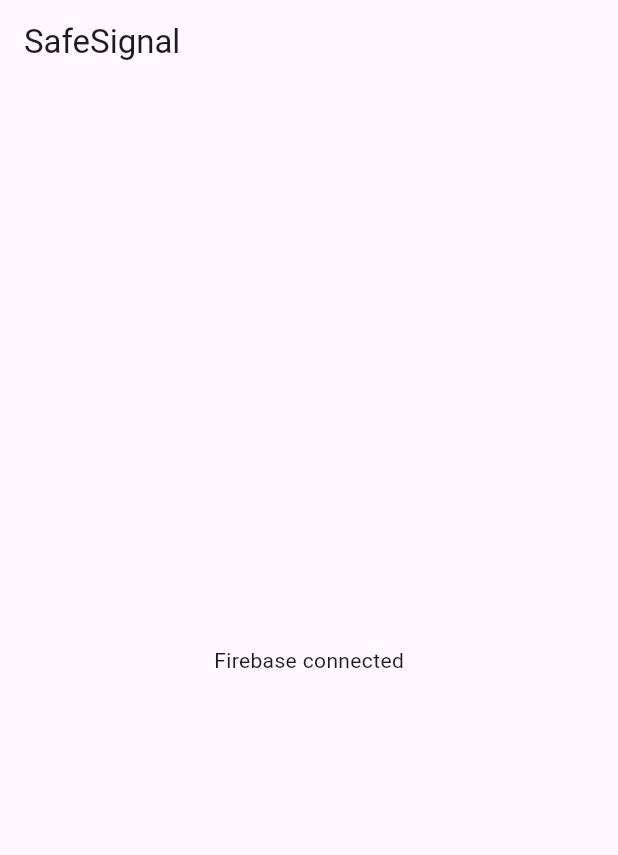
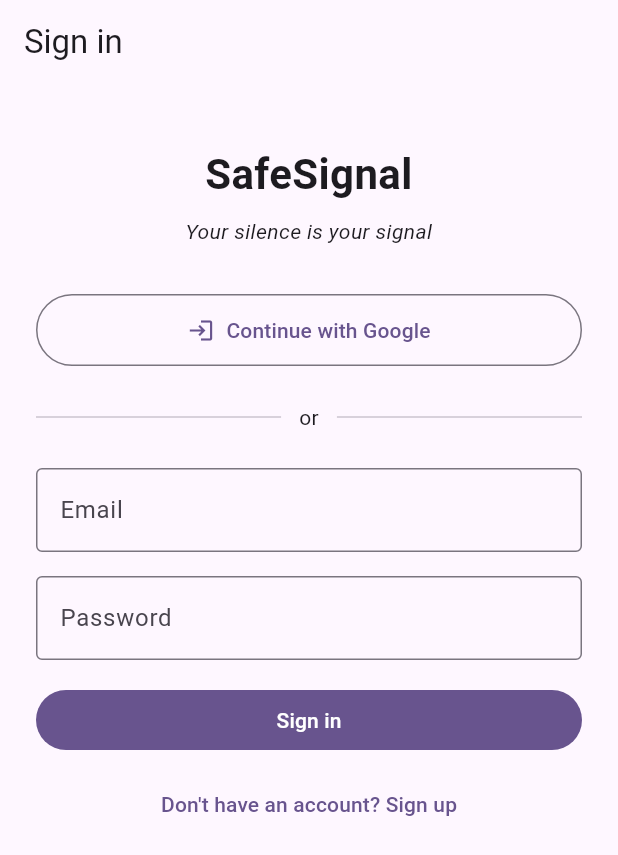
Before and after one commit to thembu/safeSignal, a Flutter app: the screen it shows after launch, on a phone screen of 412 x 824 dp. Shown: the top 855 px of the screen. Run offline on Flutter 3.47's test engine with Material 3 defaults, Android fonts, the phone set to English and light mode, and no system bars; our stand-ins replace firebase_auth, firebase_core, google_sign_in; accounts and stored records are empty.

Commit message:
auth workflow

```diff
--- a/lib/main.dart
+++ b/lib/main.dart
@@ -1,17 +1,23 @@
 import 'package:flutter/material.dart';
 import 'package:firebase_core/firebase_core.dart';
+
 import 'firebase_options.dart';
+import 'services/auth_service.dart';
+import 'ui/auth_gate.dart';
 
 void main() async {
   WidgetsFlutterBinding.ensureInitialized();
   await Firebase.initializeApp(
     options: DefaultFirebaseOptions.currentPlatform,
   );
-  runApp(const MyApp());
+  await AuthService.initialize();
+  runApp(MyApp(authService: AuthService()));
 }
 
 class MyApp extends StatelessWidget {
-  const MyApp({super.key});
+  final AuthService authService;
+
+  const MyApp({super.key, required this.authService});
 
   @override
   Widget build(BuildContext context) {
@@ -19,13 +25,9 @@ class MyApp extends StatelessWidget {
       title: 'SafeSignal',
       theme: ThemeData(
         colorScheme: ColorScheme.fromSeed(seedColor: Colors.deepPurple),
+        useMaterial3: true,
       ),
-      home: Scaffold(
-        appBar: AppBar(title: const Text('SafeSignal')),
-        body: const Center(
-          child: Text('Firebase connected'),
-        ),
-      ),
+      home: AuthGate(authService: authService),
     );
   }
 }
--- /dev/null
+++ b/lib/models/user.dart
@@ -0,0 +1,14 @@
+/// Domain-level user, decoupled from Firebase types.
+class User {
+  final String uid;
+  final String? email;
+  final String? displayName;
+  final String? photoUrl;
+
+  const User({
+    required this.uid,
+    this.email,
+    this.displayName,
+    this.photoUrl,
+  });
+}
--- /dev/null
+++ b/lib/services/auth_service.dart
@@ -0,0 +1,57 @@
+import 'package:firebase_auth/firebase_auth.dart' as fb;
+import 'package:google_sign_in/google_sign_in.dart';
+
+import '../models/user.dart';
+
+/// Wraps FirebaseAuth + GoogleSignIn so the UI never touches SDK types.
+class AuthService {
+  final fb.FirebaseAuth _auth = fb.FirebaseAuth.instance;
+
+  /// Call once at app startup (from main).
+  static Future<void> initialize() async {
+    await GoogleSignIn.instance.initialize();
+  }
+
+  /// Stream of the currently signed-in user, or null when signed out.
+  Stream<User?> get authStateChanges =>
+      _auth.authStateChanges().map(_mapUser);
+
+  User? get currentUser => _mapUser(_auth.currentUser);
+
+  Future<void> signInWithEmail({
+    required String email,
+    required String password,
+  }) async {
+    await _auth.signInWithEmailAndPassword(email: email, password: password);
+  }
+
+  Future<void> signUpWithEmail({
+    required String email,
+    required String password,
+  }) async {
+    await _auth.createUserWithEmailAndPassword(
+        email: email, password: password);
+  }
+
+  Future<void> signInWithGoogle() async {
+    final account = await GoogleSignIn.instance.authenticate();
+    final auth = account.authentication;
+    final credential = fb.GoogleAuthProvider.credential(idToken: auth.idToken);
+    await _auth.signInWithCredential(credential);
+  }
+
+  Future<void> signOut() async {
+    await GoogleSignIn.instance.signOut();
+    await _auth.signOut();
+  }
+
+  User? _mapUser(fb.User? user) {
+    if (user == null) return null;
+    return User(
+      uid: user.uid,
+      email: user.email,
+      displayName: user.displayName,
+      photoUrl: user.photoURL,
+    );
+  }
+}
--- /dev/null
+++ b/lib/ui/auth_gate.dart
@@ -0,0 +1,30 @@
+import 'package:flutter/material.dart';
+
+import '../models/user.dart';
+import '../services/auth_service.dart';
+import 'screens/auth_screen.dart';
+import 'screens/home_screen.dart';
+
+class AuthGate extends StatelessWidget {
+  final AuthService authService;
+
+  const AuthGate({super.key, required this.authService});
+
+  @override
+  Widget build(BuildContext context) {
+    return StreamBuilder<User?>(
+      stream: authService.authStateChanges,
+      builder: (context, snapshot) {
+        if (snapshot.connectionState == ConnectionState.waiting) {
+          return const Scaffold(
+            body: Center(child: CircularProgressIndicator()),
+          );
+        }
+        if (snapshot.hasData) {
+          return HomeScreen(authService: authService, user: snapshot.data!);
+        }
+        return AuthScreen(authService: authService);
+      },
+    );
+  }
+}
--- /dev/null
+++ b/lib/ui/screens/auth_screen.dart
@@ -0,0 +1,159 @@
+import 'package:flutter/material.dart';
+import 'package:firebase_auth/firebase_auth.dart' as fb;
+import 'package:google_sign_in/google_sign_in.dart';
+
+import '../../services/auth_service.dart';
+
+class AuthScreen extends StatefulWidget {
+  final AuthService authService;
+
+  const AuthScreen({super.key, required this.authService});
+
+  @override
+  State<AuthScreen> createState() => _AuthScreenState();
+}
+
+class _AuthScreenState extends State<AuthScreen> {
+  final _formKey = GlobalKey<FormState>();
+  final _emailController = TextEditingController();
+  final _passwordController = TextEditingController();
+
+  bool _isSignUp = false;
+  bool _isLoading = false;
+  String? _errorMessage;
+
+  @override
+  void dispose() {
+    _emailController.dispose();
+    _passwordController.dispose();
+    super.dispose();
+  }
+
+  Future<void> _runAuth(Future<void> Function() action) async {
+    setState(() {
+      _isLoading = true;
+      _errorMessage = null;
+    });
+    try {
+      await action();
+    } on fb.FirebaseAuthException catch (e) {
+      setState(() => _errorMessage = e.message ?? 'Authentication failed');
+    } on GoogleSignInException catch (e) {
+      if (e.code != GoogleSignInExceptionCode.canceled) {
+        setState(() => _errorMessage = 'Google sign-in failed: ${e.code.name}');
+      }
+    } catch (e) {
+      setState(() => _errorMessage = 'Something went wrong: $e');
+    } finally {
+      if (mounted) setState(() => _isLoading = false);
+    }
+  }
+
+  Future<void> _submitEmailPassword() async {
+    if (!_formKey.currentState!.validate()) return;
+    final email = _emailController.text.trim();
+    final password = _passwordController.text;
+    await _runAuth(() => _isSignUp
+        ? widget.authService.signUpWithEmail(email: email, password: password)
+        : widget.authService.signInWithEmail(email: email, password: password));
+  }
+
+  Future<void> _signInWithGoogle() =>
+      _runAuth(widget.authService.signInWithGoogle);
+
+  @override
+  Widget build(BuildContext context) {
+    return Scaffold(
+      appBar: AppBar(title: Text(_isSignUp ? 'Create account' : 'Sign in')),
+      body: SingleChildScrollView(
+        padding: const EdgeInsets.all(24.0),
+        child: Form(
+          key: _formKey,
+          child: Column(
+            crossAxisAlignment: CrossAxisAlignment.stretch,
+            children: [
+              const SizedBox(height: 16),
+              const Text('SafeSignal',
+                  textAlign: TextAlign.center,
+                  style:
+                  TextStyle(fontSize: 28, fontWeight: FontWeight.bold)),
+              const SizedBox(height: 8),
+              const Text('Your silence is your signal',
+                  textAlign: TextAlign.center,
+                  style: TextStyle(fontStyle: FontStyle.italic)),
+              const SizedBox(height: 32),
+              OutlinedButton.icon(
+                onPressed: _isLoading ? null : _signInWithGoogle,
+                icon: const Icon(Icons.login),
+                label: const Text('Continue with Google'),
+                style: OutlinedButton.styleFrom(
+                    padding: const EdgeInsets.symmetric(vertical: 14)),
+              ),
+              const SizedBox(height: 24),
+              Row(children: const [
+                Expanded(child: Divider()),
+                Padding(
+                    padding: EdgeInsets.symmetric(horizontal: 12),
+                    child: Text('or')),
+                Expanded(child: Divider()),
+              ]),
+              const SizedBox(height: 24),
+              TextFormField(
+                controller: _emailController,
+                keyboardType: TextInputType.emailAddress,
+                autocorrect: false,
+                decoration: const InputDecoration(
+                    labelText: 'Email', border: OutlineInputBorder()),
+                validator: (v) {
+                  if (v == null || v.trim().isEmpty) return 'Email required';
+                  if (!v.contains('@')) return 'Invalid email';
+                  return null;
+                },
+              ),
+              const SizedBox(height: 16),
+              TextFormField(
+                controller: _passwordController,
+                obscureText: true,
+                decoration: const InputDecoration(
+                    labelText: 'Password', border: OutlineInputBorder()),
+                validator: (v) {
+                  if (v == null || v.isEmpty) return 'Password required';
+                  if (v.length < 6) return 'Min 6 characters';
+                  return null;
+                },
+              ),
+              const SizedBox(height: 16),
+              if (_errorMessage != null) ...[
+                Text(_errorMessage!,
+                    style: const TextStyle(color: Colors.red),
+                    textAlign: TextAlign.center),
+                const SizedBox(height: 12),
+              ],
+              FilledButton(
+                onPressed: _isLoading ? null : _submitEmailPassword,
+                child: _isLoading
+                    ? const SizedBox(
+                    height: 20,
+                    width: 20,
+                    child: CircularProgressIndicator(strokeWidth: 2))
+                    : Text(_isSignUp ? 'Sign up' : 'Sign in'),
+              ),
+              const SizedBox(height: 8),
+              TextButton(
+                onPressed: _isLoading
+                    ? null
+                    : () => setState(() {
+                  _isSignUp = !_isSignUp;
+                  _errorMessage = null;
+                }),
+                child: Text(_isSignUp
+                    ? 'Already have an account? Sign in'
+                    : "Don't have an account? Sign up"),
+              ),
+            ],
+          ),
+        ),
+      ),
+    );
+  }
+}
--- a/pubspec.yaml
+++ b/pubspec.yaml
@@ -37,6 +37,7 @@ dependencies:
   firebase_core: ^4.15.0
   firebase_auth: ^6.7.0
   cloud_firestore: ^6.10.0
+  google_sign_in: ^7.2.0
 
 dev_dependencies:
   flutter_test:
```
Also changed, not shown: lib/ui/screens/home_screen.dart (added, +53 -0 lines), lib/firebase_options.dart, pubspec.lock, 2 other files.
